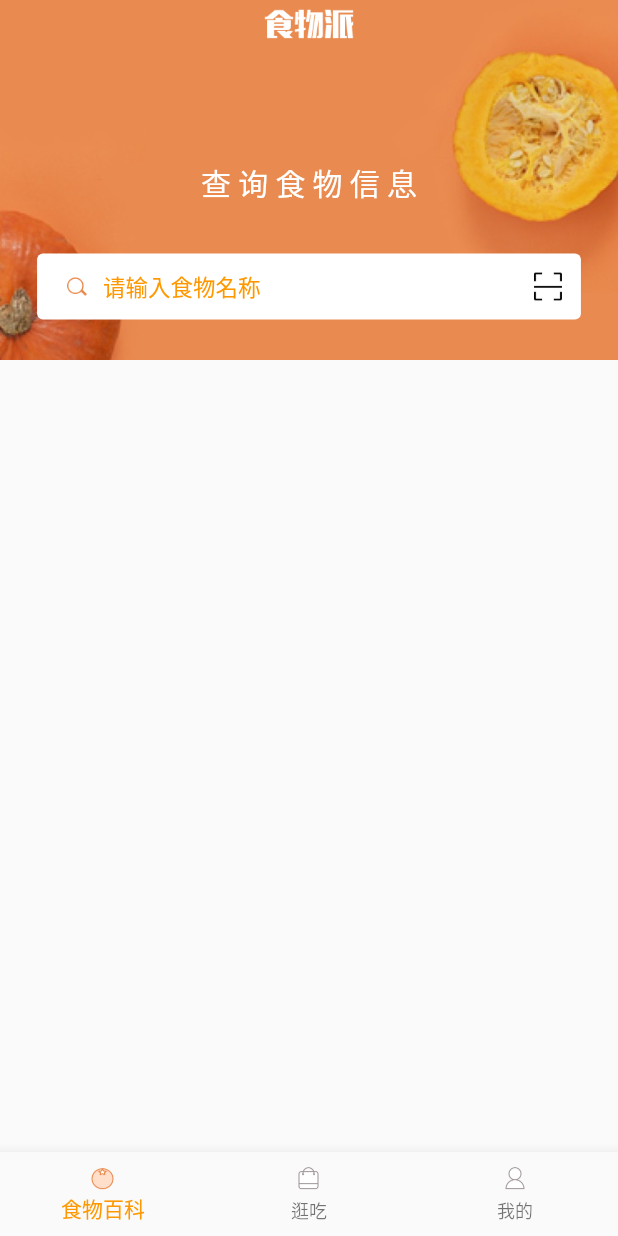
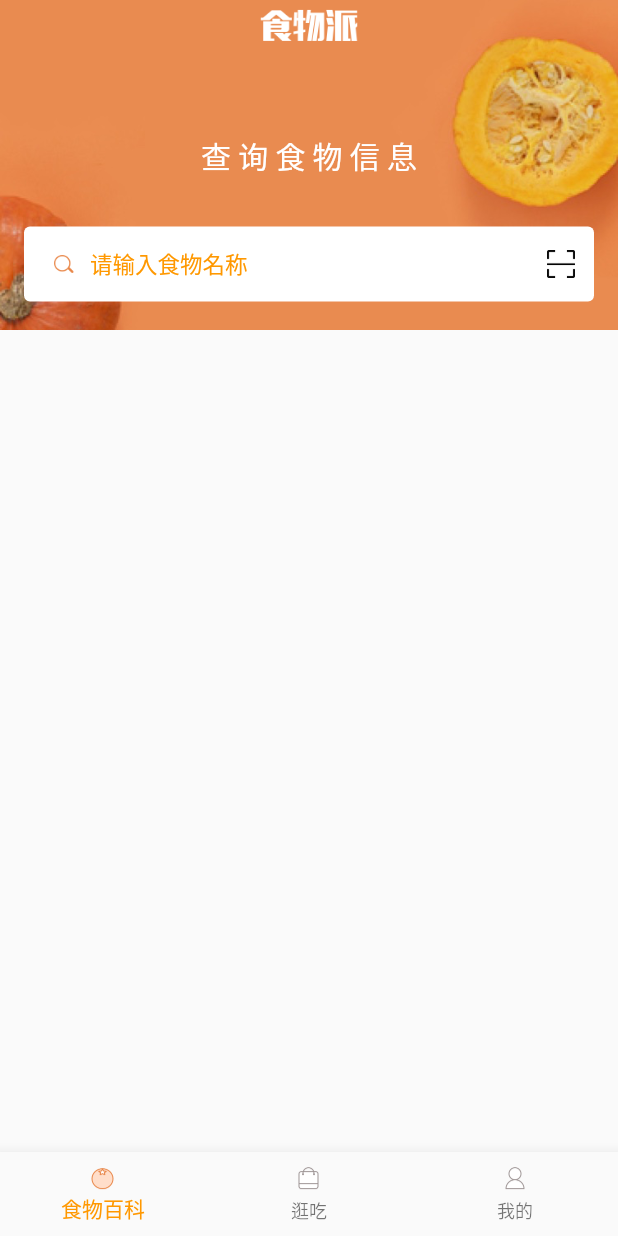
Before and after one commit to ljunb/flutter_ishiwupai, a Flutter app: the screen it shows after launch, on a phone screen of 412 x 824 dp. Run offline on Flutter 3.47's test engine with Material 2 defaults, Android fonts, the phone set to English and light mode, and no system bars; network calls fail.

Commit message:
[update] 完成首页初版UI

```diff
--- a/lib/pages/food_encyclopedia.dart
+++ b/lib/pages/food_encyclopedia.dart
@@ -1,5 +1,8 @@
 import 'package:flutter/material.dart';
+import 'package:http/http.dart' as http;
+import 'dart:convert';
 import '../widgets/home_search_bar.dart';
+import '../widgets/home_food_section_view.dart';
 
 class FoodEncyclopedia extends StatefulWidget {
   static String tag = 'food_encyclopedia_page';
@@ -13,6 +16,30 @@ class _FoodEncyclopediaState extends State<FoodEncyclopedia>
   @override
   bool get wantKeepAlive => true;
 
+  var _foodGroup = [];
+
+  @override
+  initState() {
+    super.initState();
+    _fetchHomeData();
+  }
+
+  _fetchHomeData() async {
+    try {
+      const url = 'http://food.boohee.com/fb/v1/categories/list';
+      http.Response response = await http.get(url);
+      if (response.statusCode != 200) {
+        print("[首页] 请求出错：" + response.statusCode.toString());
+        return;
+      }
+
+      var map = json.decode(response.body);
+      setState(() => _foodGroup = map['group']);
+    } catch (e) {
+      print(e.toString());
+    }
+  }
+
   _handleClickSearchBar() {
     print('handle');
   }
@@ -21,13 +48,28 @@ class _FoodEncyclopediaState extends State<FoodEncyclopedia>
     print('scan');
   }
 
+  _handleClickCategoryItem(var category) {
+    print(category.toString());
+  }
+
+  _buildFoodSection() {
+    List<Widget> foodGroup = [];
+    for (var group in _foodGroup) {
+      foodGroup.add(HomeFoodSectionView(
+        group: group,
+        onClickCategory: _handleClickCategoryItem,
+      ));
+    }
+    return Column(children: foodGroup);
+  }
+
   @override
   Widget build(BuildContext context) {
     super.build(context);
 
     final screen = MediaQuery.of(context).size;
     final iphoneXNavHeight = MediaQuery.of(context).padding.top;
-    final imgHeight = 240 + iphoneXNavHeight;
+    final imgHeight = 220 + iphoneXNavHeight;
 
     final topImage = Stack(
       children: <Widget>[
@@ -41,8 +83,8 @@ class _FoodEncyclopediaState extends State<FoodEncyclopedia>
             crossAxisAlignment: CrossAxisAlignment.center,
             children: <Widget>[
               Container(height: iphoneXNavHeight + 5),
-              Image.asset('assets/ic_head_logo.png', height: 22, width: 60),
-              Container(height: 80),
+              Image.asset('assets/ic_head_logo.png', height: 24, width: 66),
+              Container(height: 60),
               Text(
                 '查 询 食 物 信 息',
                 style: TextStyle(
@@ -61,11 +103,19 @@ class _FoodEncyclopediaState extends State<FoodEncyclopedia>
       ],
     );
 
+    final foodSection = _buildFoodSection();
+    final contentWrp = Container(
+      margin: const EdgeInsets.only(top: 30),
+      child: Column(
+        children: <Widget>[foodSection],
+      ),
+    );
+
     return Container(
       height: MediaQuery.of(context).size.height,
       child: SingleChildScrollView(
         child: Column(
-          children: <Widget>[topImage],
+          children: <Widget>[topImage, contentWrp],
         ),
       ),
     );
--- a/lib/widgets/home_search_bar.dart
+++ b/lib/widgets/home_search_bar.dart
@@ -32,8 +32,8 @@ class HomeSearchBarButton extends StatelessWidget {
     return GestureDetector(
         onTap: this.onPress,
         child: Container(
-            height: 44,
-            width: MediaQuery.of(context).size.width * 0.88,
+            height: 50,
+            width: MediaQuery.of(context).size.width - 16 * 2,
             decoration: BoxDecoration(
                 color: Colors.white,
                 borderRadius: BorderRadius.all(Radius.circular(4.0))),
--- a/pubspec.yaml
+++ b/pubspec.yaml
@@ -19,6 +19,7 @@ dependencies:
   # The following adds the Cupertino Icons font to your application.
   # Use with the CupertinoIcons class for iOS style icons.
   cupertino_icons: ^0.1.2
+  http: 0.12.0
 
 dev_dependencies:
   flutter_test:
```
Also changed, not shown: lib/widgets/home_food_section_view.dart (added, +48 -0 lines).
